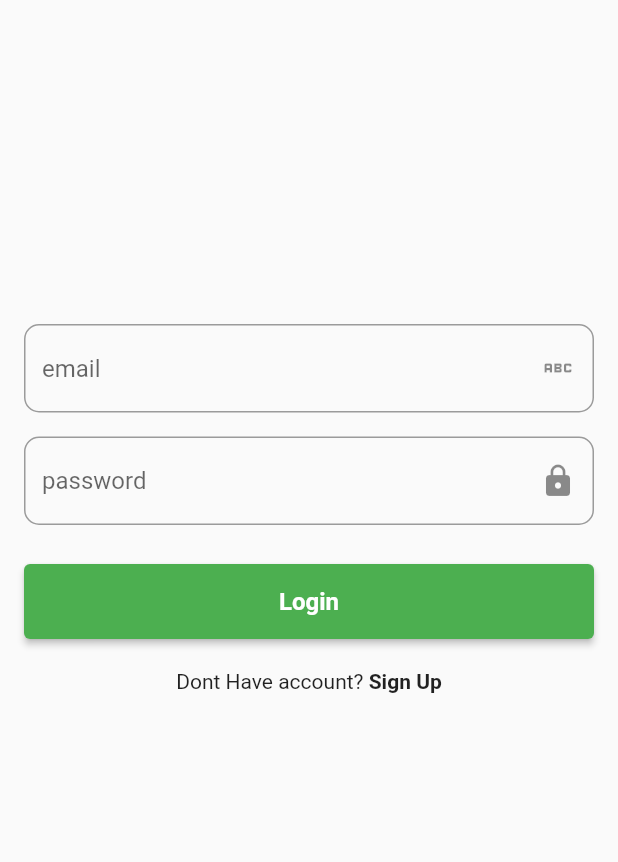
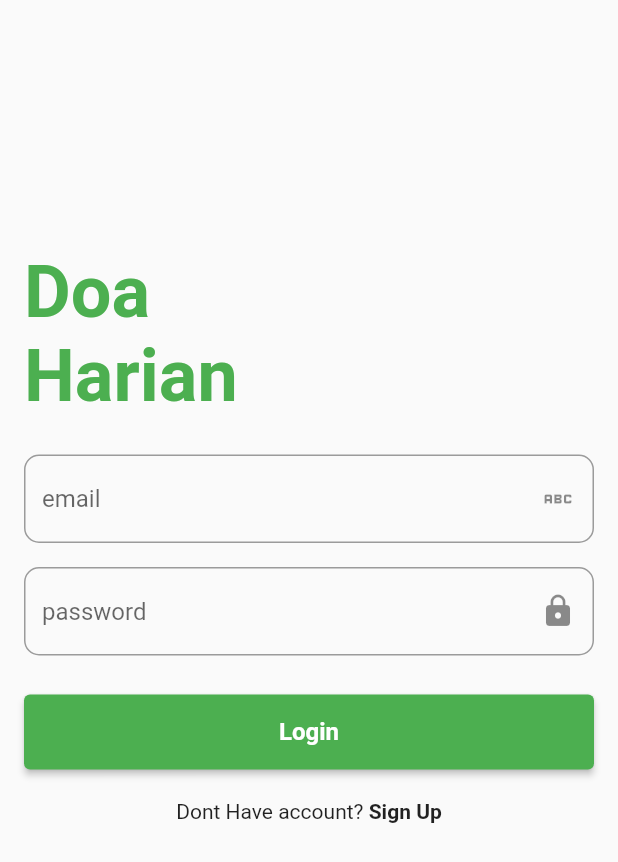
Before and after one commit to mpratama17/doaharian-app, a Flutter app: the screen it shows after launch, on a phone screen of 412 x 824 dp. Shown: the top 862 px of the screen. Run offline on Flutter 3.47's test engine with Material 2 defaults, Android fonts, the phone set to English and light mode, and no system bars; our stand-ins replace firebase_auth, firebase_core, geolocator, shared_preferences; accounts and stored records are empty.

Commit message:
update ui

```diff
--- a/lib/view/login.dart
+++ b/lib/view/login.dart
@@ -1,10 +1,8 @@
 import 'package:firebase_auth/firebase_auth.dart';
 import 'package:flutter/material.dart';
 import 'package:flutter/src/widgets/framework.dart';
-import 'package:flutter/src/widgets/placeholder.dart';
 import 'package:tes/custom_widgets/customwidgets.dart';
 import 'package:tes/custom_widgets/navigation_bar.dart';
-import 'package:tes/view/home.dart';
 import 'package:tes/view/signup.dart';
 
 class LoginScreen extends StatefulWidget {
@@ -15,8 +13,8 @@ class LoginScreen extends StatefulWidget {
 }
 
 class _LoginScreenState extends State<LoginScreen> {
-  TextEditingController _emailController = TextEditingController();
-  TextEditingController _passwordController = TextEditingController();
+  final TextEditingController _emailController = TextEditingController();
+  final TextEditingController _passwordController = TextEditingController();
   @override
   Widget build(BuildContext context) {
     return Scaffold(
@@ -27,7 +25,18 @@ class _LoginScreenState extends State<LoginScreen> {
             child: Column(
               children: [
                 SizedBox(
-                  height: 200,
+                  height: 150,
+                ),
+                Align(
+                  alignment: Alignment.centerLeft,
+                  child: Text("Doa\nHarian",
+                      style: TextStyle(
+                          fontSize: 48,
+                          fontWeight: FontWeight.bold,
+                          color: Colors.green)),
+                ),
+                SizedBox(
+                  height: 25,
                 ),
                 reusableTextfield("email", Icons.abc, false, _emailController),
                 SizedBox(height: 16),
@@ -53,6 +62,7 @@ class _LoginScreenState extends State<LoginScreen> {
                     } else {
                       ScaffoldMessenger.of(context).showSnackBar(
                         SnackBar(
+                          backgroundColor: Colors.green,
                           content: Text("Login Sukses"),
                         ),
                       );
```
